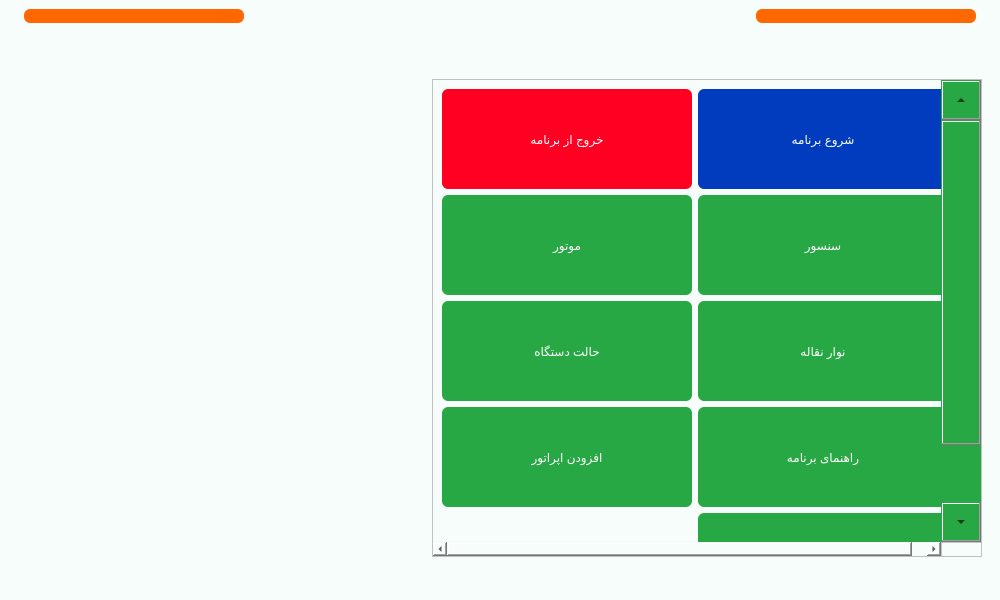
First picture: the form in main.ui, repository Farazist/raspberrypi-app, before the edit.
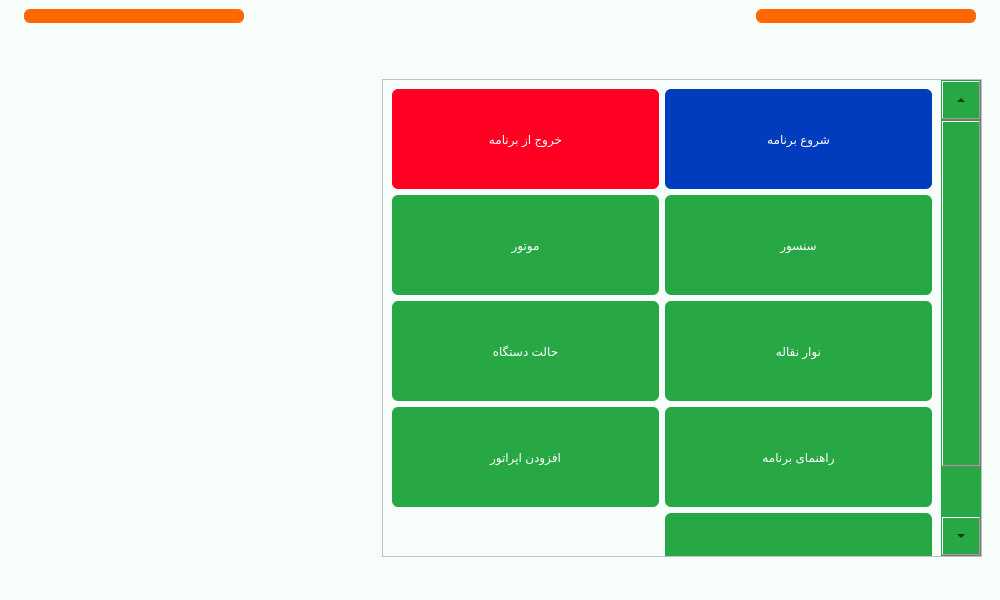
Second picture: the form after the edit. The open tabs and pages were chosen to show the change. Icons and pictures are not drawn.

Commit message: resize setting stack size

The edit to the form file:
```diff
--- a/main.ui
+++ b/main.ui
@@ -1514,6 +1514,9 @@
                 <property name="scaledContents">
                  <bool>true</bool>
                 </property>
+                <property name="alignment">
+                 <set>Qt::AlignCenter</set>
+                </property>
                </widget>
               </item>
              </layout>
@@ -2096,7 +2099,7 @@
            <widget class="QScrollArea" name="scrollArea_2">
             <property name="minimumSize">
              <size>
-              <width>550</width>
+              <width>600</width>
               <height>0</height>
              </size>
             </property>
@@ -2126,7 +2129,7 @@
               <rect>
                <x>0</x>
                <y>0</y>
-               <width>531</width>
+               <width>581</width>
                <height>542</height>
               </rect>
              </property>
```
Left out of the diff: 2 changed lines with no effect on the pictures.
